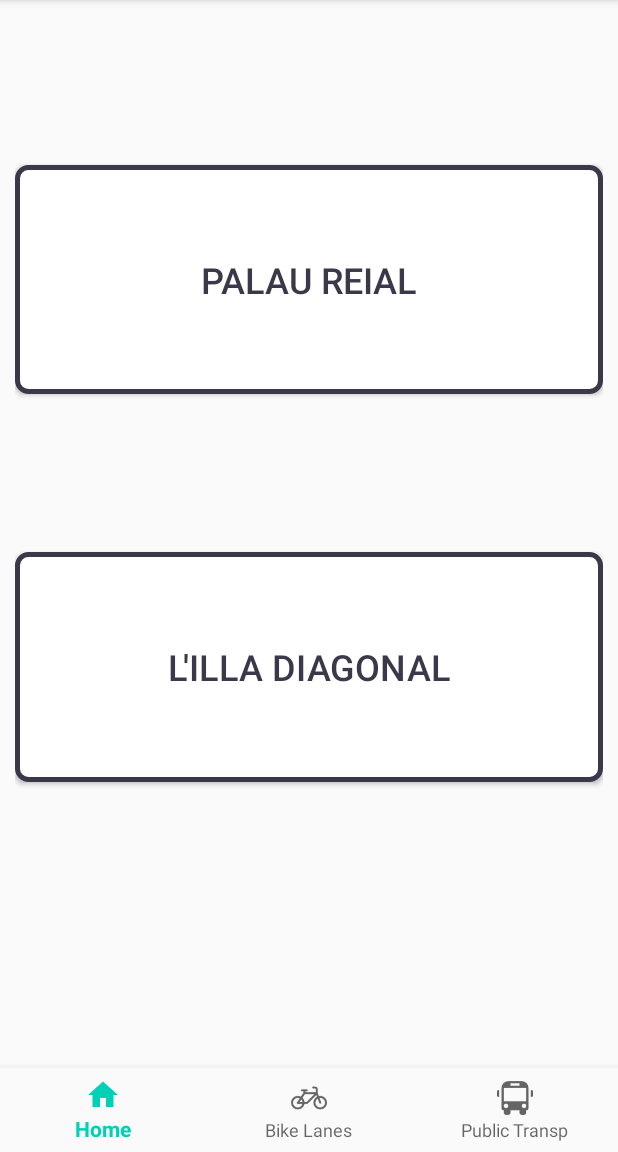
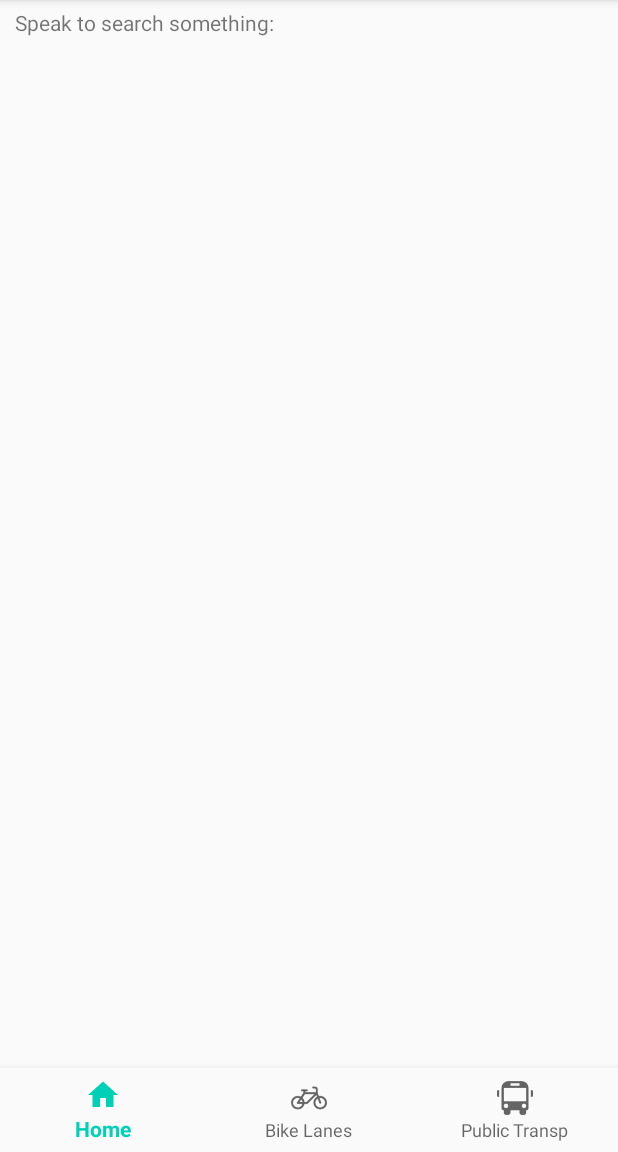
Before and after one commit to elorenteg/HackathonCarnet2018, an Android app: the screen it shows after launch (MainActivity), on a phone screen of 412 x 824 dp, the part 84-1236 px from its top. Run offline under Robolectric (Android 15) with nearby library versions, the phone set to English and light mode, and no system bars; libraries missing offline, so code that uses them is left out: com.karumi.dexter, io.nlopez.smartlocation; 1 statement that could not run was skipped.

Commit message:
Adding SpeechToText in Android, updating Arduino schema

```diff
--- a/android/app/src/main/java/com/bvisible/carnet/MainFragment.java
+++ b/android/app/src/main/java/com/bvisible/carnet/MainFragment.java
@@ -2,16 +2,14 @@ package com.bvisible.carnet;
 
 import android.os.Bundle;
 import android.support.v4.app.Fragment;
+import android.util.Log;
 import android.view.LayoutInflater;
 import android.view.View;
 import android.view.ViewGroup;
-import android.widget.Button;
 
 public class MainFragment extends Fragment {
     public static final String TAG = MainFragment.class.getSimpleName();
     private View rootView;
-    private Button button;
-    private Button button2;
 
     public static MainFragment newInstance() {
         return new MainFragment();
@@ -30,11 +28,13 @@ public class MainFragment extends Fragment {
     }
 
     private void setUpElements() {
-        button = rootView.findViewById(R.id.main_fragment_palau);
-        button2 = rootView.findViewById(R.id.main_fragment_illa);
     }
 
     private void setUpListeners() {
 
     }
+
+    public void newVoiceMessage(String message) {
+        Log.e(TAG, message);
+    }
 }
--- a/android/app/src/main/res/layout/main_fragment.xml
+++ b/android/app/src/main/res/layout/main_fragment.xml
@@ -13,50 +13,16 @@
         android:layout_marginTop="5dp"
         android:orientation="vertical">
 
+        <TextView
+            android:layout_width="wrap_content"
+            android:layout_height="wrap_content"
+            android:text="Speak to search something: " />
+
         <LinearLayout
+            android:id="@+id/main_fragment_linearlayout"
             android:layout_width="match_parent"
             android:layout_height="wrap_content"
-            android:layout_weight="1"
+            android:layout_weight="6"
             android:orientation="vertical" />
-
-        <Button
-            android:id="@+id/main_fragment_palau"
-            android:layout_width="match_parent"
-            android:layout_height="wrap_content"
-            android:layout_weight="1"
-            android:background="@drawable/button_drawable"
-            android:paddingLeft="20dp"
-            android:paddingRight="20dp"
-            android:text="Palau Reial"
-            android:textColor="@color/colorPrimaryDark"
-            android:textSize="24sp" />
-
-        <LinearLayout
-            android:layout_width="match_parent"
-            android:layout_height="wrap_content"
-            android:layout_weight="1"
-            android:orientation="vertical" />
-
-        <Button
-            android:id="@+id/main_fragment_illa"
-            android:layout_width="match_parent"
-            android:layout_height="wrap_content"
-            android:layout_weight="1"
-            android:background="@drawable/button_drawable"
-            android:paddingLeft="20dp"
-            android:paddingRight="20dp"
-            android:text="L'Illa Diagonal"
-            android:textColor="@color/colorPrimaryDark"
-            android:textSize="24sp" />
-
-        <LinearLayout
-            android:layout_width="match_parent"
-            android:layout_height="wrap_content"
-            android:layout_weight="1"
-            android:orientation="vertical" />
-
-        <LinearLayout
-            android:layout_width="match_parent"
-            android:layout_height="80sp" />
     </LinearLayout>
 </LinearLayout>
```
Also changed, not shown: android/app/src/main/java/com/bvisible/carnet/MainActivity.java (+63 -1 lines), 2 other files.
